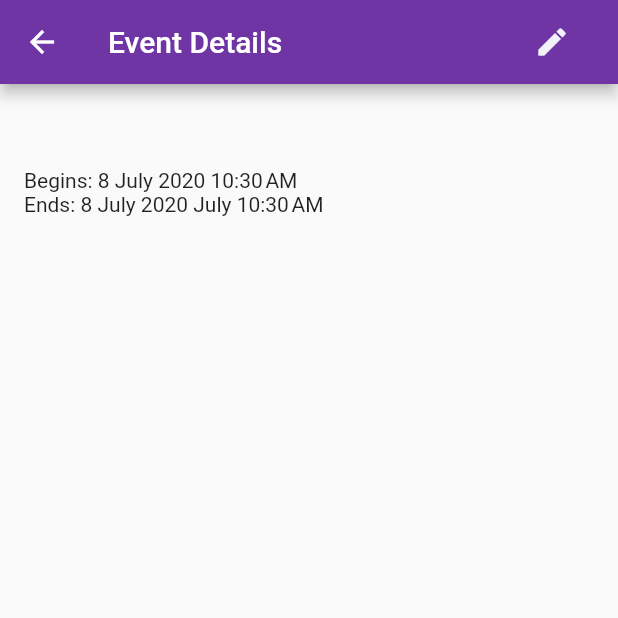
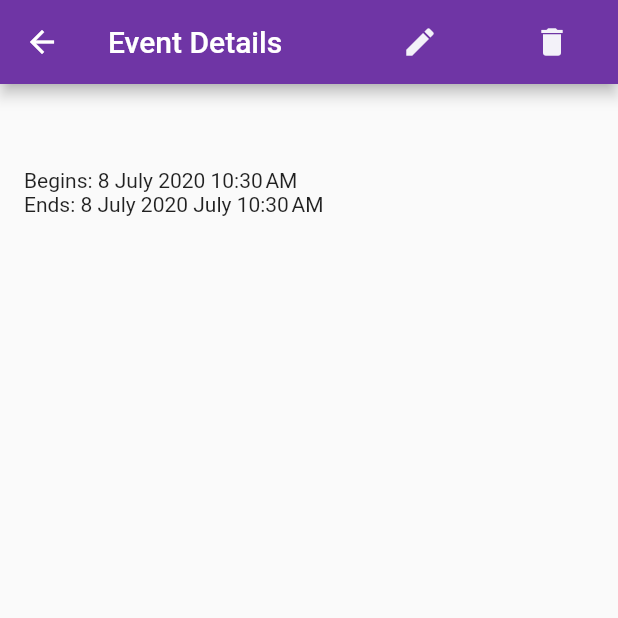
Before and after one commit to chwoozy/dayly, a Flutter app: the EventDetails screen opened directly with empty values, on a phone screen of 412 x 824 dp, the top half of it. Run offline on Flutter 3.47's test engine with Material 2 defaults, Android fonts, the light colour scheme and no system bars; our stand-ins replace cloud_firestore, curved_navigation_bar, firebase_auth, firebase_storage, flutter_spinkit, google_fonts and 4 more; missing offline and left inert: googleapis, syncfusion_flutter_core; accounts and stored records are empty.

```diff
--- a/lib/models/event.dart
+++ b/lib/models/event.dart
@@ -19,13 +19,14 @@ class Event {
     this.eventFromDate,
     this.eventToDate,
     this.eventColor,
-  }) : this.isAllDay = eventFromDate.compareTo(eventToDate) != 0 ? false : true;
+  }) : this.isAllDay = false;
+  // }) : this.isAllDay = eventFromDate.compareTo(eventToDate) != 0 ? false : true;
 
   Event.newEvent(this.title, this.description, this.eventFromDate,
       this.eventToDate, this.eventColor)
       : this.eid = _uuid.v4(),
-        this.isAllDay =
-            eventFromDate.compareTo(eventToDate) != 0 ? false : true;
+        this.isAllDay = false;
+  // eventFromDate.compareTo(eventToDate) != 0 ? false : true;
 }
 
 class EventDataSource extends CalendarDataSource {
--- a/lib/pages/calendar/add_event.dart
+++ b/lib/pages/calendar/add_event.dart
@@ -44,7 +44,7 @@ class _AddEventState extends State<AddEvent> {
         : DateTime.now();
     _eventToDate = widget.currentEvent != null
         ? widget.currentEvent.eventToDate
-        : DateTime.now();
+        : DateTime.now().add(Duration(minutes: 30));
     _eventColor = const Color(0xFF0F8644);
     processing = false;
     _errorMsg = '';
--- a/lib/pages/calendar/event_details.dart
+++ b/lib/pages/calendar/event_details.dart
@@ -1,8 +1,11 @@
 import 'package:dayly/components/constants.dart';
+import 'package:dayly/models/user.dart';
 import 'package:dayly/pages/calendar/add_event.dart';
+import 'package:dayly/services/database.dart';
 import 'package:flutter/material.dart';
 import 'package:dayly/models/event.dart';
 import 'package:intl/intl.dart';
+import 'package:provider/provider.dart';
 
 class EventDetails extends StatelessWidget {
   final Event event;
@@ -11,6 +14,8 @@ class EventDetails extends StatelessWidget {
 
   @override
   Widget build(BuildContext context) {
+    final _user = Provider.of<User>(context);
+
     return Scaffold(
       appBar: AppBar(
         backgroundColor: primaryPurple,
@@ -29,6 +34,16 @@ class EventDetails extends StatelessWidget {
                       builder: (_) => AddEvent(currentEvent: event)));
             },
           ),
+          FlatButton(
+            child: Icon(
+              Icons.delete,
+              color: primaryBackgroundColor,
+            ),
+            onPressed: () async {
+              await DatabaseService(uid: _user.uid).deleteEvent(event);
+              Navigator.pop(context);
+            },
+          )
         ],
       ),
       body: SingleChildScrollView(
```
Also changed, not shown: lib/pages/calendar/calendar.dart (+11 -6 lines), lib/pages/profile/profile.dart (+29 -1 lines), lib/services/auth.dart (+8 -4 lines), lib/services/database.dart (+8 -0 lines).
